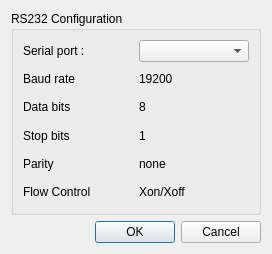
Above: dialogsettingport.ui from maruta01/NanoPiezoActuator before the change. Below: the same form after it.
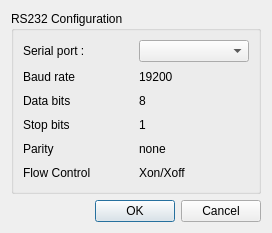
That is the form after the change.

Commit message: get actuator info show in UI

The edit to the form file:
```diff
--- a/dialogsettingport.ui
+++ b/dialogsettingport.ui
@@ -7,7 +7,7 @@
     <x>0</x>
     <y>0</y>
     <width>272</width>
-    <height>254</height>
+    <height>233</height>
    </rect>
   </property>
   <property name="windowTitle">
```
The commit also changes 6 other files.
